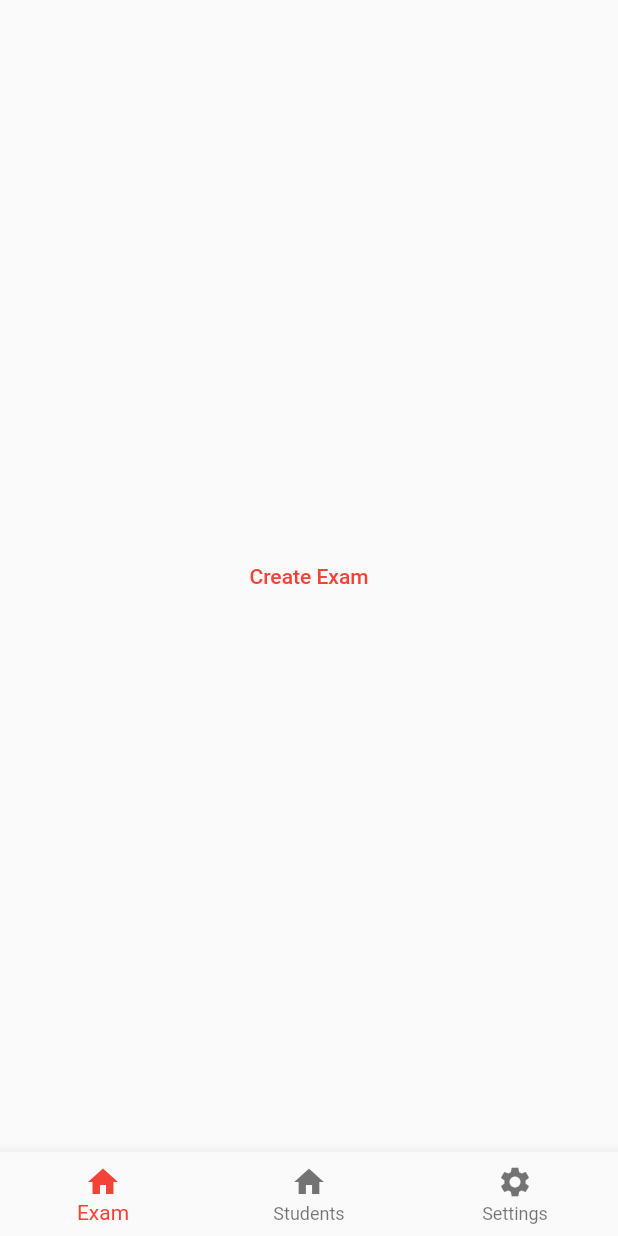
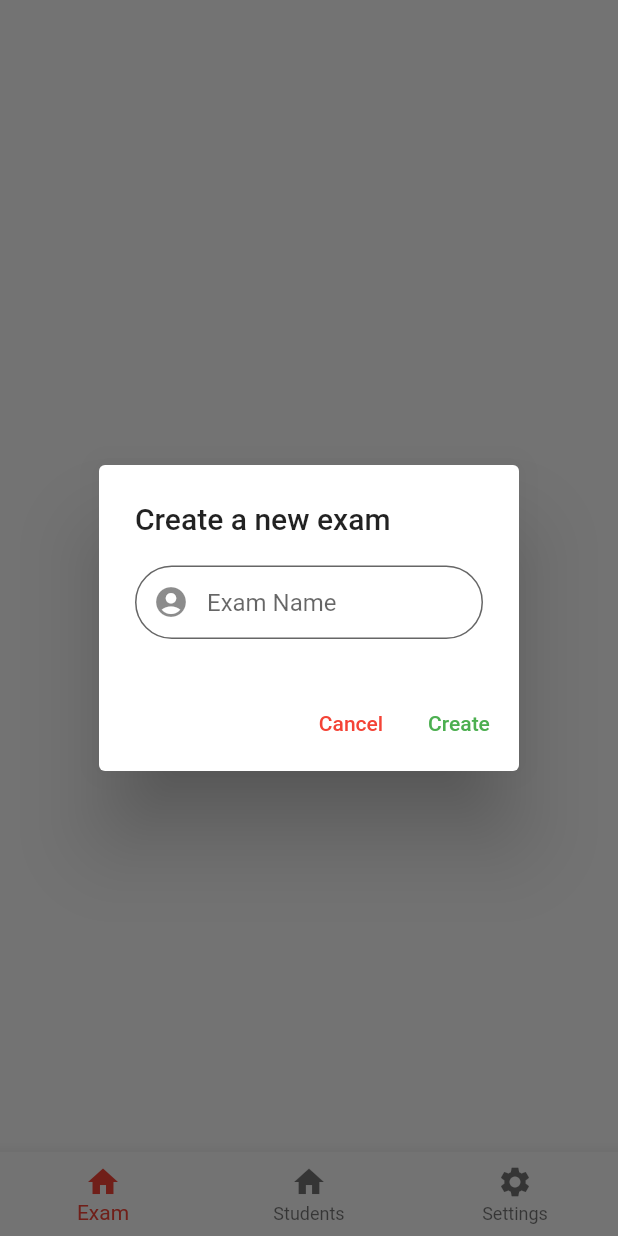
Before and after one commit to jeltevandyck/groep11_intro_mobile_project, a Flutter app: the screen it shows after launch, after a tap on "Create Exam", on a phone screen of 412 x 824 dp. Run offline on Flutter 3.47's test engine with Material 2 defaults, Android fonts, the phone set to English and light mode, and no system bars; our stand-ins replace cloud_firestore, firebase_auth, firebase_core, fluttertoast; accounts and stored records are empty.

Commit message:
Few updates

```diff
--- a/lib/main.dart
+++ b/lib/main.dart
@@ -1,8 +1,6 @@
 import 'package:firebase_core/firebase_core.dart';
 import 'package:flutter/material.dart';
 import 'package:groep11_intro_mobile_project/pages/admin-dashboard/create_exam_page.dart';
-
-import 'pages/student_login_page.dart';
 
 Future<void> main() async {
   WidgetsFlutterBinding.ensureInitialized();
--- /dev/null
+++ b/lib/models/exam_model.dart
@@ -0,0 +1,34 @@
+import 'package:cloud_firestore/cloud_firestore.dart';
+import 'package:groep11_intro_mobile_project/models/user_model.dart';
+
+class ExamModel {
+  String? uid;
+  String? name;
+  Timestamp? startDate;
+  Timestamp? endDate;
+
+  ExamModel({
+    this.uid,
+    this.name,
+    this.startDate,
+    this.endDate,
+  });
+
+  factory ExamModel.fromMap(map) {
+    return ExamModel(
+      uid: map['uid'],
+      name: map['name'],
+      startDate: map['startDate'],
+      endDate: map['endDate'],
+    );
+  }
+
+  Map<String, dynamic> toMap() {
+    return {
+      'uid': uid,
+      'name': name,
+      'startDate': startDate,
+      'endDate': endDate,
+    };
+  }
+}
--- a/lib/pages/admin-dashboard/create_exam_page.dart
+++ b/lib/pages/admin-dashboard/create_exam_page.dart
@@ -1,4 +1,9 @@
+import 'package:cloud_firestore/cloud_firestore.dart';
+import 'package:firebase_auth/firebase_auth.dart';
 import 'package:flutter/material.dart';
+import 'package:fluttertoast/fluttertoast.dart';
+import 'package:groep11_intro_mobile_project/models/exam_model.dart';
+import 'package:uuid/uuid.dart';
 
 class CreateExamPage extends StatefulWidget {
   const CreateExamPage({Key? key}) : super(key: key);
@@ -8,10 +13,20 @@ class CreateExamPage extends StatefulWidget {
 }
 
 class _CreateExamPageState extends State<CreateExamPage> {
+  final _auth = FirebaseAuth.instance;
+
+  final TextEditingController examNameControler = TextEditingController();
+  List<ExamModel> exams = [];
+
+  @override
+  void initState() {
+    super.initState();
+  }
+
   @override
   Widget build(BuildContext context) {
     return Scaffold(
-      body: examOrCreate(),
+      body: showExamData(),
       bottomNavigationBar: BottomNavigationBar(
         items: const <BottomNavigationBarItem>[
           BottomNavigationBarItem(
@@ -31,13 +46,55 @@ class _CreateExamPageState extends State<CreateExamPage> {
     );
   }
 
-  Widget examOrCreate() {
-    const data = 'Exam';
+  Widget showExamData() {
+    if (exams.isEmpty) {
+      final examNameField = TextField(
+        autofocus: false,
+        controller: examNameControler,
+        keyboardType: TextInputType.text,
+        decoration: InputDecoration(
+            fillColor: Colors.white,
+            filled: true,
+            prefixIcon: const Icon(Icons.account_circle),
+            contentPadding: const EdgeInsets.fromLTRB(20, 15, 20, 15),
+            hintText: 'Exam Name',
+            border:
+                OutlineInputBorder(borderRadius: BorderRadius.circular(30))),
+      );
 
-    if (data == 'Exam') {
       return Center(
         child: TextButton(
-          onPressed: () {},
+          onPressed: () {
+            showDialog(
+                context: context,
+                builder: (BuildContext context) {
+                  return AlertDialog(
+                    title: const Text('Create a new exam'),
+                    content: Column(
+                      mainAxisSize: MainAxisSize.min,
+                      children: <Widget>[
+                        examNameField,
+                      ],
+                    ),
+                    actions: <Widget>[
+                      TextButton(
+                        child: const Text('Cancel'),
+                        onPressed: () {
+                          Navigator.of(context).pop();
+                        },
+                      ),
+                      TextButton(
+                        child: const Text('Create',
+                            style: TextStyle(color: Colors.green)),
+                        onPressed: () {
+                          pushExamToDatabase();
+                          Navigator.of(context).pop();
+                        },
+                      ),
+                    ],
+                  );
+                });
+          },
           child: const Text('Create Exam'),
           style: OutlinedButton.styleFrom(
             primary: Colors.red,
@@ -47,17 +104,44 @@ class _CreateExamPageState extends State<CreateExamPage> {
       );
     } else {
       return Center(
-        child: Table(
-          children: const <TableRow>[
-            TableRow(
-              children: <Widget>[
-                Text('Exam'),
-                Text('Students'),
-              ],
-            ),
-          ],
-        ),
+        child: ListView.builder(
+            itemCount: exams.length,
+            itemBuilder: (BuildContext context, int index) {
+              return ListTile(
+                title: Text(exams[index].name ?? 'No name'),
+                onTap: () {
+                  Navigator.of(context)
+                      .pushNamed('/exam', arguments: exams[index]);
+                },
+              );
+            }),
       );
     }
   }
+
+  popExamsFromDatabase() async {
+    FirebaseFirestore firestore = FirebaseFirestore.instance;
+    List<ExamModel> examsList = [];
+
+    //get exammodels from firebase
+    QuerySnapshot querySnapshot = await firestore.collection('exams').get();
+    querySnapshot.docs.forEach((doc) {
+      examsList.add(ExamModel.fromMap(doc.data()));
+    });
+
+    return examsList;
+  }
+
+  pushExamToDatabase() async {
+    FirebaseFirestore firestore = FirebaseFirestore.instance;
+    //create uuid
+    String uuid = const Uuid().v4();
+
+    await firestore
+        .collection('exams')
+        .doc()
+        .set({'name': examNameControler.text});
+
+    Fluttertoast.showToast(msg: 'Exam added');
+  }
 }
--- a/lib/pages/admin_login_page.dart
+++ b/lib/pages/admin_login_page.dart
@@ -3,7 +3,6 @@ import 'dart:ui';
 import 'package:firebase_auth/firebase_auth.dart';
 import 'package:flutter/material.dart';
 import 'package:fluttertoast/fluttertoast.dart';
-import 'package:groep11_intro_mobile_project/pages/student_login_page.dart';
 
 class AdminLoginPage extends StatefulWidget {
   const AdminLoginPage({Key? key}) : super(key: key);
--- a/pubspec.yaml
+++ b/pubspec.yaml
@@ -38,6 +38,7 @@ dependencies:
   # The following adds the Cupertino Icons font to your application.
   # Use with the CupertinoIcons class for iOS style icons.
   cupertino_icons: ^1.0.2
+  uuid: ^3.0.6
 
 dev_dependencies:
   flutter_test:
```
Also changed, not shown: pubspec.lock.
